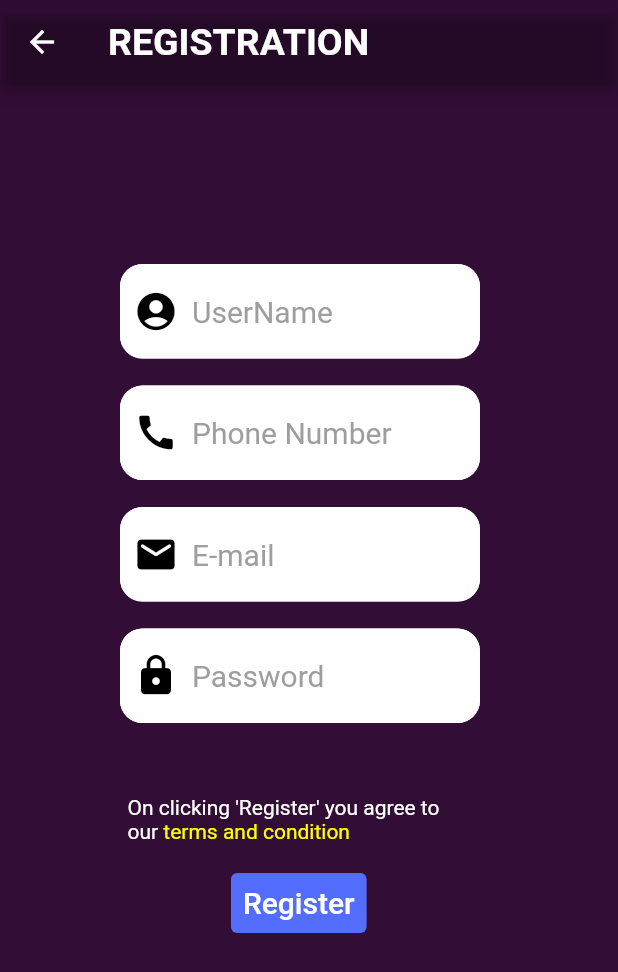
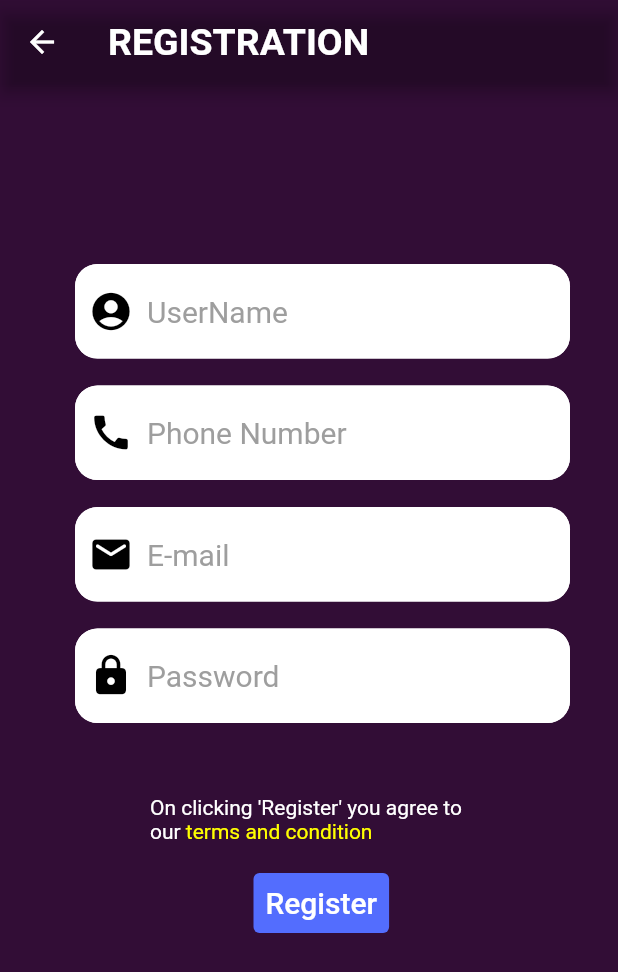
Before and after one commit to Saugat-Maharjan7/Smart-Travel-Planning, a Flutter app: the RegisterPage screen opened by its route, on a phone screen of 412 x 824 dp. Shown: the top 972 px of the screen. Run offline on Flutter 3.47's test engine with Material 2 defaults, Android fonts, the phone set to English and light mode, and no system bars; our stand-ins replace flutter_icons, flutter_signin_button, flutter_spinkit, google_fonts, google_sign_in, introduction_screen and 1 more.

Commit message:
Smart-Travel-Planning-App(changes6)

```diff
--- a/lib/Home/home_page.dart
+++ b/lib/Home/home_page.dart
@@ -9,7 +9,7 @@ import 'package:smart_travel_planning_appli/NavBarPages/Noti_page.dart';
 import 'package:smart_travel_planning_appli/NavBarPages/location_page.dart';
 import 'package:smart_travel_planning_appli/models/destination_model.dart';
 import 'package:smart_travel_planning_appli/models/recommended_model.dart';
-import 'package:smart_travel_planning_appli/models/seasonBest_model.dart';
+import 'package:smart_travel_planning_appli/models/seasonal_model.dart';
 import 'package:smooth_page_indicator/smooth_page_indicator.dart';
 import 'package:smart_travel_planning_appli/NavBarPages/profile_page.dart';
 
--- a/lib/Register/register_page.dart
+++ b/lib/Register/register_page.dart
@@ -32,7 +32,7 @@ class _RegisterPageState extends State<RegisterPage> {
       body: SafeArea(
         child: Container(
           margin: EdgeInsets.only(top: 100),
-          padding: EdgeInsets.only(left: 80, right: 80),
+          padding: EdgeInsets.only(left: 50, right: 20),
           // height: 600,
           width: 400,
           child: SingleChildScrollView(
--- a/lib/models/seasonBest_model.dart
+++ b/lib/models/seasonal_model.dart
@@ -30,7 +30,7 @@ final List<Season> seasons = [
     imgUrl: 'images/autumn.jpg',
     name: 'Autumn',
     month: 'Sep,Oct,Nov',
-    info: 'Best for hiking and trekking.',
+    info: 'Best for hiking and trekking.\nFavourable weather condition',
   ),
   Season(
     imgUrl: 'images/winter.jpg',
```
